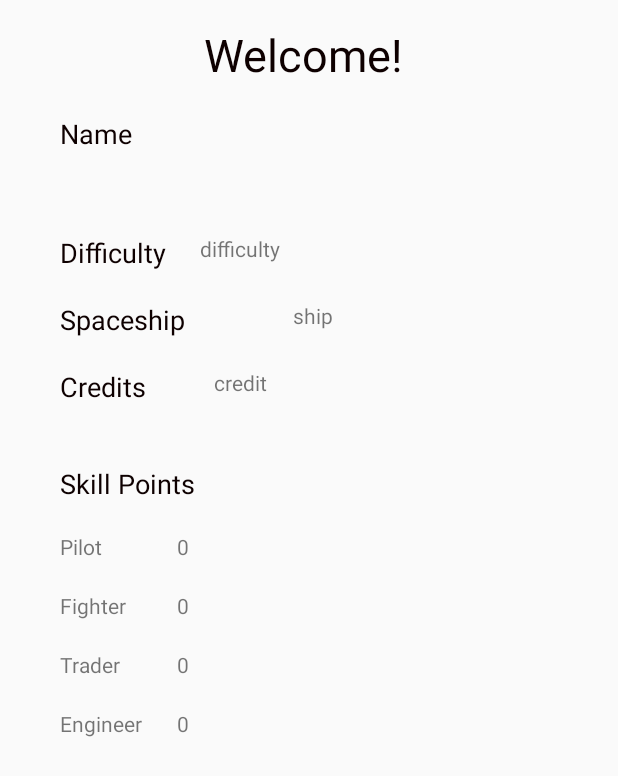
After one commit to heejoojin/space_trader, an Android app: the layout activity_createplayer.xml on its own in the app's theme, with its tools: preview values and no code run, on a phone screen of 412 x 824 dp. The commit adds this screen. Shown: the top 776 px of the screen. Run offline under Robolectric (Android 15) with nearby library versions, the phone set to English and light mode, and no system bars.

Commit message:
Final M4 edited by Heejoo

```diff
--- a/M4/app/src/main/java/com/example/m4/model/Difficulty.java
+++ b/M4/app/src/main/java/com/example/m4/model/Difficulty.java
@@ -6,17 +6,14 @@ public enum Difficulty {
 
     private String difficulty;
 
-    // Constructor
     Difficulty(String difficulty) {
         this.difficulty = difficulty;
     }
 
-    // Getter
     public String getDifficulty() {
         return difficulty;
     }
 
-    // Setter
     public void setDifficulty(String difficulty) {
         this.difficulty = difficulty;
     }
--- a/M4/app/src/main/java/com/example/m4/views/CreatePlayerView.java
+++ b/M4/app/src/main/java/com/example/m4/views/CreatePlayerView.java
@@ -1,4 +1,59 @@
 package com.example.m4.views;
 
-public class CreatePlayerView {
+import android.arch.lifecycle.ViewModelProviders;
+import android.os.Bundle;
+import android.support.v7.app.AppCompatActivity;
+import android.widget.TextView;
+
+import com.example.m4.R;
+import com.example.m4.model.Player;
+import com.example.m4.viewmodels.ConfigurationViewModel;
+
+
+public class CreatePlayerView extends AppCompatActivity {
+
+    private ConfigurationViewModel viewModel;
+
+    private TextView name;
+    private TextView difficulty;
+    private TextView ship;
+    private TextView credit;
+
+
+    private TextView pilot;
+    private TextView fighter;
+    private TextView trader;
+    private TextView engineer;
+
+
+
+    @Override
+    protected void onCreate(Bundle savedInstanceState) {
+
+        super.onCreate(savedInstanceState);
+        setContentView(R.layout.activity_createplayer);
+        viewModel = ViewModelProviders.of(this).get(ConfigurationViewModel.class);
+
+        name = findViewById(R.id.player_name);
+        difficulty = findViewById(R.id.player_difficulty);
+        ship = findViewById(R.id.player_ship);
+        credit = findViewById(R.id.player_credit);
+
+
+        pilot = findViewById(R.id.player_pilot);
+        fighter = findViewById(R.id.player_fighter);
+        trader = findViewById(R.id.player_trader);
+        engineer = findViewById(R.id.player_engineer);
+
+        name.setText(Player.repo.get(0));
+        difficulty.setText(Player.repo.get(1));
+        ship.setText(Player.repo.get(2));
+        credit.setText(Player.repo.get(3));
+
+        pilot.setText(Player.repo.get(4));
+        fighter.setText(Player.repo.get(5));
+        trader.setText(Player.repo.get(6));
+        engineer.setText(Player.repo.get(7));
+
+    }
 }
--- /dev/null
+++ b/M4/app/src/main/res/layout/activity_createplayer.xml
@@ -0,0 +1,12 @@
+<?xml version="1.0" encoding="utf-8"?>
+<android.support.constraint.ConstraintLayout
+    xmlns:android="http://schemas.android.com/apk/res/android"
+    xmlns:tools="http://schemas.android.com/tools"
+    xmlns:app="http://schemas.android.com/apk/res-auto"
+    android:layout_width="match_parent"
+    android:layout_height="match_parent"
+    tools:context=".views.CreatePlayerView">
+
+    <include layout="@layout/content_createplayer"/>
+
+</android.support.constraint.ConstraintLayout>
--- /dev/null
+++ b/M4/app/src/main/res/layout/content_createplayer.xml
@@ -0,0 +1,188 @@
+<?xml version="1.0" encoding="utf-8"?>
+<android.support.constraint.ConstraintLayout
+    xmlns:android="http://schemas.android.com/apk/res/android"
+    xmlns:tools="http://schemas.android.com/tools"
+    xmlns:app="http://schemas.android.com/apk/res-auto"
+    android:layout_width="match_parent"
+    android:layout_height="match_parent"
+    tools:context=".views.CreatePlayerView"
+    tools:showIn="@layout/activity_createplayer">
+
+    <TextView
+        android:id="@+id/welcome"
+        android:layout_width="wrap_content"
+        android:layout_height="wrap_content"
+        android:layout_marginStart="136dp"
+        android:layout_marginLeft="136dp"
+        android:layout_marginTop="16dp"
+        android:text="Welcome!"
+        android:textColor="#0E0000"
+        android:textSize="30sp"
+        app:layout_constraintStart_toStartOf="parent"
+        app:layout_constraintTop_toTopOf="parent" />
+
+    <TextView
+        android:id="@+id/name_view"
+        android:layout_width="wrap_content"
+        android:layout_height="wrap_content"
+        android:layout_marginTop="20dp"
+        android:text="Name"
+        app:layout_constraintTop_toBottomOf="@+id/welcome"
+        app:layout_constraintStart_toStartOf="parent"
+        android:textColor="#0E0000"
+        android:textSize="18sp"
+        android:layout_marginLeft="40dp" android:layout_marginStart="40dp"/>
+
+    <TextView
+        android:layout_width="wrap_content"
+        android:layout_height="wrap_content"
+        android:text=""
+        android:ems="15"
+        android:id="@+id/player_name" app:layout_constraintTop_toTopOf="@+id/name_view"
+        android:layout_marginTop="40dp" app:layout_constraintStart_toStartOf="parent"
+        android:layout_marginLeft="40dp" android:layout_marginStart="40dp"/>
+
+    <TextView
+        android:text="Difficulty"
+        android:layout_width="wrap_content"
+        android:layout_height="wrap_content"
+        app:layout_constraintStart_toStartOf="parent" android:layout_marginLeft="40dp"
+        android:layout_marginStart="40dp" android:id="@+id/difficulty_header" android:textSize="18sp"
+        android:layout_marginTop="20dp" app:layout_constraintTop_toBottomOf="@+id/player_name"
+        android:textColor="#0E0000"/>
+
+    <TextView
+        android:text="difficulty"
+        android:layout_width="wrap_content"
+        android:layout_height="wrap_content"
+        app:layout_constraintStart_toStartOf="parent"
+        android:layout_marginLeft="40dp" app:layout_constraintEnd_toEndOf="@id/player_name"
+        android:id="@+id/player_difficulty"
+        android:layout_marginTop="20dp"
+        app:layout_constraintTop_toBottomOf="@+id/player_name"/>
+
+    <TextView
+        android:text="Spaceship"
+        android:layout_width="wrap_content"
+        android:layout_height="wrap_content"
+        android:textSize="18sp"
+        android:textColor="#0E0000"
+        android:id="@+id/ship_header" app:layout_constraintStart_toStartOf="parent"
+        android:layout_marginLeft="40dp"
+        android:layout_marginStart="40dp" android:layout_marginTop="20dp"
+        app:layout_constraintTop_toBottomOf="@+id/difficulty_header"/>
+
+    <TextView
+        android:id="@+id/player_ship"
+        android:layout_width="wrap_content"
+        android:layout_height="wrap_content"
+        android:layout_marginLeft="40dp"
+        android:layout_marginTop="20dp"
+        android:text="ship"
+        app:layout_constraintEnd_toEndOf="@id/player_name"
+        app:layout_constraintHorizontal_bias="0.727"
+        app:layout_constraintStart_toStartOf="parent"
+        app:layout_constraintTop_toBottomOf="@+id/difficulty_header" />
+
+    <TextView
+        android:text="Credits"
+        android:layout_width="wrap_content"
+        android:layout_height="wrap_content"
+        android:textSize="18sp"
+        android:textColor="#0E0000"
+        android:id="@+id/credit_header" app:layout_constraintStart_toStartOf="parent"
+        android:layout_marginLeft="40dp"
+        android:layout_marginStart="40dp" android:layout_marginTop="20dp"
+        app:layout_constraintTop_toBottomOf="@+id/ship_header"/>
+
+    <TextView
+        android:text="credit"
+        android:layout_width="wrap_content"
+        android:layout_height="wrap_content"
+        app:layout_constraintStart_toStartOf="parent"
+        android:layout_marginLeft="40dp" app:layout_constraintEnd_toEndOf="@id/player_name"
+        android:id="@+id/player_credit"
+        android:layout_marginTop="20dp"
+        app:layout_constraintTop_toBottomOf="@+id/ship_header"/>
+
+    <TextView
+        android:text="Skill Points"
+        android:layout_width="wrap_content"
+        android:layout_height="wrap_content"
+        android:textSize="18sp"
+        android:textColor="#0E0000"
+        android:id="@+id/skill_points" app:layout_constraintStart_toStartOf="parent"
+        android:layout_marginLeft="40dp"
+        android:layout_marginStart="40dp" android:layout_marginTop="40dp"
+        app:layout_constraintTop_toBottomOf="@+id/credit_header"/>
+
+    <!--<TextView-->
+    <!--android:text="16"-->
+    <!--android:layout_width="wrap_content"-->
+    <!--android:layout_height="wrap_content"-->
+    <!--android:id="@+id/skill_points_number" android:layout_marginLeft="40dp" android:layout_marginStart="40dp"-->
+    <!--app:layout_constraintStart_toEndOf="@+id/skill_points"-->
+    <!--app:layout_constraintTop_toTopOf="@+id/skill_points"/>-->
+
+    <TextView
+        android:text="Pilot"
+        android:layout_width="wrap_content"
+        android:layout_height="wrap_content"
+        app:layout_constraintStart_toStartOf="parent" android:layout_marginLeft="40dp"
+        android:layout_marginStart="40dp" android:id="@+id/pilot_header" android:layout_marginTop="20dp"
+        app:layout_constraintTop_toBottomOf="@+id/skill_points"/>
+    <TextView
+        android:text="0"
+        android:layout_width="wrap_content"
+        android:layout_height="wrap_content"
+        android:id="@+id/player_pilot"
+        app:layout_constraintTop_toTopOf="@+id/pilot_header" app:layout_constraintStart_toEndOf="@+id/pilot_header"
+        android:layout_marginLeft="50dp" android:layout_marginStart="50dp"/>
+
+    <TextView
+        android:text="Fighter"
+        android:layout_width="wrap_content"
+        android:layout_height="wrap_content"
+        android:id="@+id/fighter_header" android:layout_marginTop="20dp"
+        app:layout_constraintTop_toBottomOf="@+id/pilot_header" app:layout_constraintStart_toStartOf="@+id/pilot_header"
+        />
+    <TextView
+        android:text="0"
+        android:layout_width="wrap_content"
+        android:layout_height="wrap_content"
+        android:id="@+id/player_fighter"
+        app:layout_constraintTop_toTopOf="@+id/fighter_header" app:layout_constraintStart_toEndOf="@+id/pilot_header"
+        android:layout_marginLeft="50dp" android:layout_marginStart="50dp"/>
+
+    <TextView
+        android:text="Trader"
+        android:layout_width="wrap_content"
+        android:layout_height="wrap_content"
+        app:layout_constraintStart_toStartOf="@+id/fighter_header"
+        android:id="@+id/trader_header" android:layout_marginTop="20dp"
+        app:layout_constraintTop_toBottomOf="@+id/fighter_header"/>
+
+    <TextView
+        android:text="0"
+        android:layout_width="wrap_content"
+        android:layout_height="wrap_content"
+        android:id="@+id/player_trader"
+        app:layout_constraintTop_toTopOf="@+id/trader_header" app:layout_constraintStart_toEndOf="@+id/pilot_header"
+        android:layout_marginLeft="50dp" android:layout_marginStart="50dp"/>
+
+    <TextView
+        android:text="Engineer"
+        android:layout_width="wrap_content"
+        android:layout_height="wrap_content"
+        app:layout_constraintStart_toStartOf="@+id/trader_header"
+        android:id="@+id/engineer_header" android:layout_marginTop="20dp"
+        app:layout_constraintTop_toBottomOf="@+id/trader_header"/>
+    <TextView
+        android:text="0"
+        android:layout_width="wrap_content"
+        android:layout_height="wrap_content"
+        android:id="@+id/player_engineer"
+        app:layout_constraintTop_toTopOf="@+id/engineer_header" app:layout_constraintStart_toEndOf="@+id/pilot_header"
+        android:layout_marginLeft="50dp" android:layout_marginStart="50dp"/>
+
+</android.support.constraint.ConstraintLayout>
```
